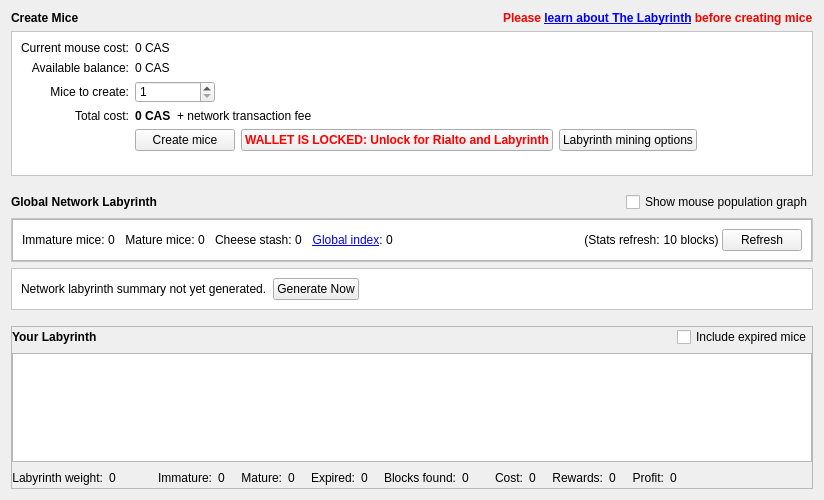
fromport/Cascoin, file src/qt/forms/hivedialog.ui: the form before one commit.
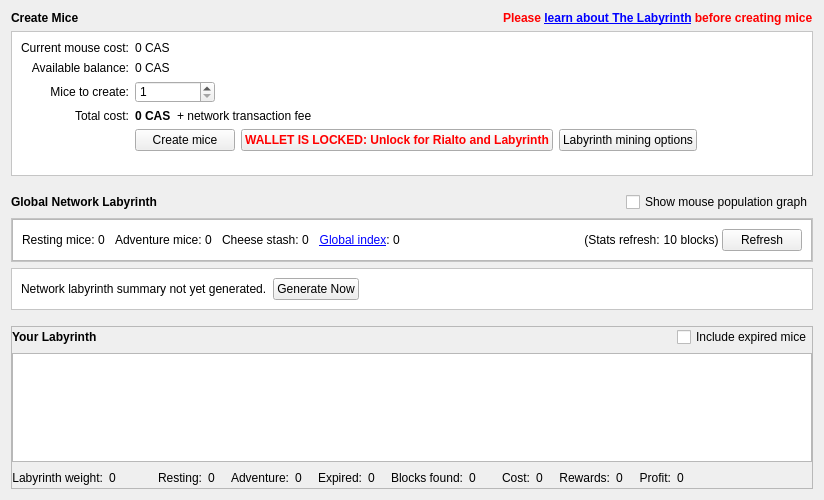
The form after the commit. Icons and pictures are not drawn. Custom widgets are drawn as their Qt base class.

Diff of the .ui file:
```diff
--- a/src/qt/forms/hivedialog.ui
+++ b/src/qt/forms/hivedialog.ui
@@ -509,7 +509,7 @@
             <string>The total number of immature mice across the whole network</string>
            </property>
            <property name="text">
-            <string>Immature mice: </string>
+            <string>Resting mice: </string>
            </property>
            <property name="alignment">
             <set>Qt::AlignRight|Qt::AlignTrailing|Qt::AlignVCenter</set>
@@ -548,7 +548,7 @@
             <string>The total number of mature mice across the whole network</string>
            </property>
            <property name="text">
-            <string>Mature mice: </string>
+            <string>Adventure mice: </string>
            </property>
            <property name="alignment">
             <set>Qt::AlignRight|Qt::AlignTrailing|Qt::AlignVCenter</set>
@@ -1026,7 +1026,7 @@
            <string>Current number of immature mice in your labyrinth</string>
           </property>
           <property name="text">
-           <string>Immature:</string>
+           <string>Resting:</string>
           </property>
           <property name="alignment">
            <set>Qt::AlignRight|Qt::AlignTrailing|Qt::AlignVCenter</set>
@@ -1065,7 +1065,7 @@
            <string>Current number of mature mice in your labyrinth</string>
           </property>
           <property name="text">
-           <string>Mature:</string>
+           <string>Adventure:</string>
           </property>
           <property name="alignment">
            <set>Qt::AlignRight|Qt::AlignTrailing|Qt::AlignVCenter</set>
```
Left out of the diff: 16 changed lines with no effect on the pictures.
